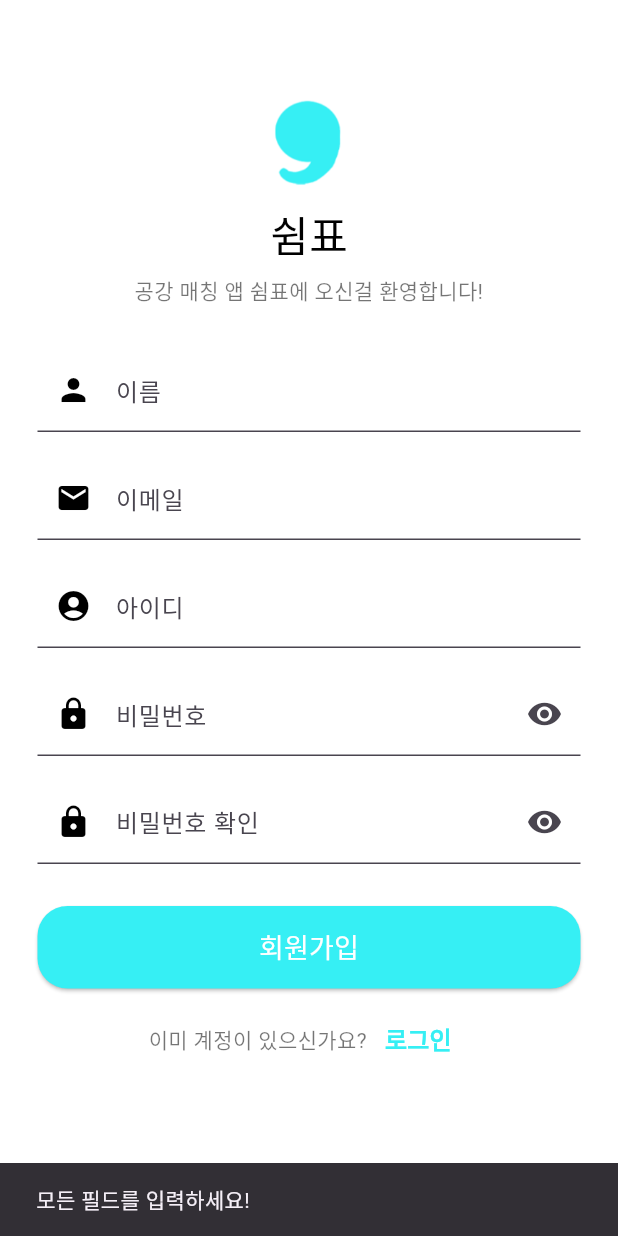
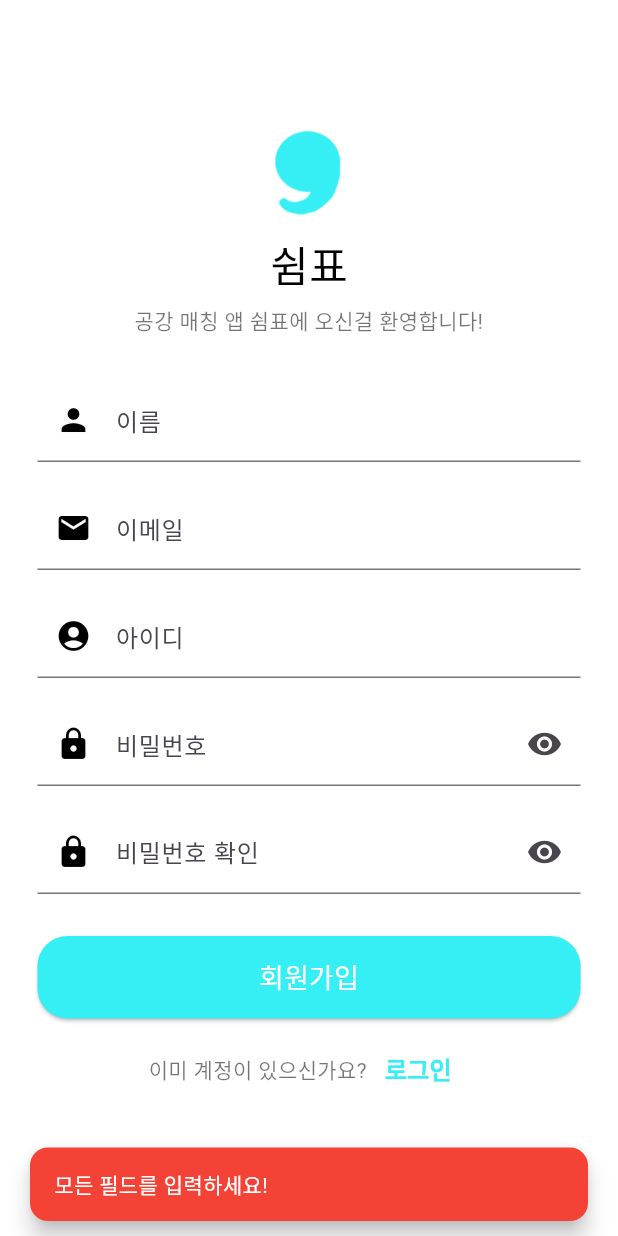
Before and after one commit to cbnu-ctrl-z/rest, a Flutter app: the screen it shows after launch, after a tap on "회원가입", on a phone screen of 412 x 824 dp. Run offline on Flutter 3.47's test engine with Material 3 defaults, Android fonts, the phone set to English and light mode, and no system bars; our stand-ins replace flutter_keyboard_visibility, shared_preferences, socket_io_client; network calls fail.

Commit message:
로모띠

```diff
--- a/frontend/lib/pages/chat_button.dart
+++ b/frontend/lib/pages/chat_button.dart
@@ -22,7 +22,7 @@ class _ChatbuttonState extends State<Chatbutton> {
   }
 
   Future<void> fetchChatRooms() async {
-    final uri = Uri.parse('http://192.168.219.100:5000/chat/rooms?userId=${widget.id}');
+    final uri = Uri.parse('http://172.30.64.60:5000/chat/rooms?userId=${widget.id}');
 
     try {
       final response = await http.get(uri);
--- a/frontend/lib/pages/chat_page.dart
+++ b/frontend/lib/pages/chat_page.dart
@@ -37,7 +37,7 @@ class _ChatPageState extends State<ChatPage> {
 
   void _initSocket() {
     _socket = IO.io(
-      'http://192.168.219.100:5000',
+      'http://172.30.64.60:5000',
       IO.OptionBuilder()
           .setTransports(['websocket'])
           .disableAutoConnect()
--- a/frontend/lib/pages/freetime_input_page.dart
+++ b/frontend/lib/pages/freetime_input_page.dart
@@ -78,7 +78,7 @@ class _FreeTimeInputPageState extends State<FreeTimeInputPage> {
     final args = ModalRoute.of(context)?.settings.arguments as Map<String, dynamic>? ?? {};
     final id = args['id'] as String? ?? 'user@example.com'; // Map에서 'id' 값을 추출
 
-    const url = 'http://192.168.219.100:5000/add_freetime';
+    const url = 'http://172.30.64.60:5000/add_freetime';
     try {
       final response = await http.post(
         Uri.parse(url),
--- a/frontend/lib/pages/matching_page.dart
+++ b/frontend/lib/pages/matching_page.dart
@@ -19,7 +19,7 @@ class _MatchingPageState extends State<MatchingPage> {
   }
 
   Future<void> _fetchMatches(String id) async {
-    const url = 'http://192.168.219.100:5000/match_freetime';
+    const url = 'http://172.30.64.60:5000/match_freetime';
     try {
       final response = await http.post(
         Uri.parse(url),
--- a/frontend/lib/pages/signup_page.dart
+++ b/frontend/lib/pages/signup_page.dart
@@ -1,5 +1,5 @@
-import 'package:flutter/cupertino.dart';
 import 'package:flutter/material.dart';
+import 'package:flutter_keyboard_visibility/flutter_keyboard_visibility.dart';
 import 'package:http/http.dart' as http;
 import 'dart:convert';
 
@@ -9,43 +9,77 @@ class SignUpPage extends StatefulWidget {
 }
 
 class _SignUpPageState extends State<SignUpPage> {
-  final TextEditingController _nameController = TextEditingController();
-  final TextEditingController _emailController = TextEditingController();
-  final TextEditingController _idController = TextEditingController();
-  final TextEditingController _passwordController = TextEditingController();
-  final TextEditingController _confirmPasswordController = TextEditingController();
+  final _nameController = TextEditingController();
+  final _emailController = TextEditingController();
+  final _idController = TextEditingController();
+  final _passwordController = TextEditingController();
+  final _confirmPasswordController = TextEditingController();
+
+  final _nameFocus = FocusNode();
+  final _emailFocus = FocusNode();
+  final _idFocus = FocusNode();
+  final _passwordFocus = FocusNode();
+  final _confirmPasswordFocus = FocusNode();
+
   bool _obscurePassword = true;
   bool _obscureConfirmPassword = true;
 
+  @override
+  void dispose() {
+    _nameController.dispose();
+    _emailController.dispose();
+    _idController.dispose();
+    _passwordController.dispose();
+    _confirmPasswordController.dispose();
+    _nameFocus.dispose();
+    _emailFocus.dispose();
+    _idFocus.dispose();
+    _passwordFocus.dispose();
+    _confirmPasswordFocus.dispose();
+    super.dispose();
+  }
+
+  void showCustomSnackBar(String message, Color color) {
+    final snackBar = SnackBar(
+      content: Text(message, style: TextStyle(color: Colors.white)),
+      backgroundColor: color,
+      behavior: SnackBarBehavior.floating,
+      shape: RoundedRectangleBorder(borderRadius: BorderRadius.circular(12)),
+      margin: EdgeInsets.symmetric(horizontal: 20, vertical: 10),
+      duration: Duration(seconds: 2),
+    );
+    ScaffoldMessenger.of(context).showSnackBar(snackBar);
+  }
+
   Future<void> _signUp() async {
-    String name = _nameController.text.trim();
-    String email = _emailController.text.trim();
-    String id = _idController.text.trim();
-    String password = _passwordController.text.trim();
-    String confirmPassword = _confirmPasswordController.text.trim();
+    _nameFocus.unfocus();
+    _emailFocus.unfocus();
+    _idFocus.unfocus();
+    _passwordFocus.unfocus();
+    _confirmPasswordFocus.unfocus();
+
+    final name = _nameController.text.trim();
+    final email = _emailController.text.trim();
+    final id = _idController.text.trim();
+    final password = _passwordController.text.trim();
+    final confirmPassword = _confirmPasswordController.text.trim();
 
     if (name.isEmpty || email.isEmpty || id.isEmpty || password.isEmpty || confirmPassword.isEmpty) {
-      ScaffoldMessenger.of(context).showSnackBar(
-        SnackBar(content: Text('모든 필드를 입력하세요!')),
-      );
+      showCustomSnackBar('모든 필드를 입력하세요!', Colors.red);
       return;
     }
 
-    if (!RegExp(r'^[a-zA-Z0-9._%+-]+@[a-zA-Z0-9.-]+\.[a-zA-Z]{2,}$').hasMatch(email)) {
-      ScaffoldMessenger.of(context).showSnackBar(
-        SnackBar(content: Text('유효한 이메일을 입력하세요!')),
-      );
+    if (!RegExp(r'^[\w-\.]+@([\w-]+\.)+[\w-]{2,4}$').hasMatch(email)) {
+      showCustomSnackBar('유효한 이메일을 입력하세요!', Colors.red);
       return;
     }
 
     if (password != confirmPassword) {
-      ScaffoldMessenger.of(context).showSnackBar(
-        SnackBar(content: Text('비밀번호가 일치하지 않습니다!')),
-      );
+      showCustomSnackBar('비밀번호가 일치하지 않습니다!', Colors.red);
       return;
     }
 
-    const url = 'http://192.168.219.100:5000/signup';
+    const url = 'http://172.30.64.60:5000/signup'; // 또는 필요한 주소로 변경
     try {
       final response = await http.post(
         Uri.parse(url),
@@ -59,49 +93,91 @@ class _SignUpPageState extends State<SignUpPage> {
       );
 
       if (response.statusCode == 201) {
-        ScaffoldMessenger.of(context).showSnackBar(
-          SnackBar(content: Text('회원가입 성공! 로그인 페이지로 이동합니다.')),
-        );
+        showCustomSnackBar('회원가입 성공! 로그인 페이지로 이동합니다.', Colors.blue);
         Navigator.pushNamed(context, '/login');
       } else {
-        ScaffoldMessenger.of(context).showSnackBar(
-          SnackBar(content: Text('회원가입 실패: ${response.body}')),
+        showCustomSnackBar('회원가입 실패: ${response.body}', Colors.red);
+      }
+    } catch (e) {
+      showCustomSnackBar('에러 발생: $e', Colors.red);
+    }
+  }
+
+  Widget _buildTextField({
+    required TextEditingController controller,
+    required FocusNode focusNode,
+    required IconData icon,
+    required String label,
+  }) {
+    return Padding(
+      padding: const EdgeInsets.symmetric(vertical: 8.0),
+      child: TextField(
+        controller: controller,
+        focusNode: focusNode,
+        decoration: InputDecoration(
+          prefixIcon: Icon(icon, color: Colors.black),
+          labelText: label,
+          border: UnderlineInputBorder(),
+        ),
+      ),
     );
   }
-    } catch (e) {
-      ScaffoldMessenger.of(context).showSnackBar(
-        SnackBar(content: Text('에러 발생: $e')),
+
+  Widget _buildPasswordField({
+    required TextEditingController controller,
+    required FocusNode focusNode,
+    required String label,
+    required bool isConfirm,
+  }) {
+    return Padding(
+      padding: const EdgeInsets.symmetric(vertical: 8.0),
+      child: TextField(
+        controller: controller,
+        focusNode: focusNode,
+        obscureText: isConfirm ? _obscureConfirmPassword : _obscurePassword,
+        decoration: InputDecoration(
+          prefixIcon: Icon(Icons.lock, color: Colors.black),
+          labelText: label,
+          border: UnderlineInputBorder(),
+          suffixIcon: IconButton(
+            icon: Icon(
+              isConfirm
+                  ? (_obscureConfirmPassword ? Icons.visibility : Icons.visibility_off)
+                  : (_obscurePassword ? Icons.visibility : Icons.visibility_off),
+            ),
+            onPressed: () {
+              setState(() {
+                if (isConfirm) {
+                  _obscureConfirmPassword = !_obscureConfirmPassword;
+                } else {
+                  _obscurePassword = !_obscurePassword;
+                }
+              });
+            },
+          ),
+        ),
+      ),
     );
-    }
   }
 
   @override
   Widget build(BuildContext context) {
     return Scaffold(
-      resizeToAvoidBottomInset: false,
+      resizeToAvoidBottomInset: true,
       backgroundColor: Colors.white,
-      appBar: AppBar(
-        backgroundColor: Colors.white,
-        elevation: 0,
-      ),
-      body: Stack(
+      appBar: AppBar(backgroundColor: Colors.white, elevation: 0),
+      body: KeyboardVisibilityBuilder(
+        builder: (context, isKeyboardVisible) {
+          return Column(
             children: [
-          SingleChildScrollView(
-            child: SafeArea(
-              child: Padding(
+              Expanded(
+                child: SingleChildScrollView(
                   padding: const EdgeInsets.symmetric(horizontal: 25),
                   child: Column(
-                  mainAxisAlignment: MainAxisAlignment.center,
                     children: [
-                    Image.asset(
-                      'assets/simpo_b.jpg',
-                      width: 80,
-                      height: 80,
-                    ),
-                    Text(
-                      '쉼표',
-                      style: TextStyle(fontSize: 28, color: Colors.black),
-                    ),
+                      SizedBox(height: 20),
+                      Image.asset('assets/simpo_b.jpg', width: 80, height: 80),
+                      Text('쉼표', style: TextStyle(fontSize: 28, color: Colors.black)),
                       SizedBox(height: 7),
                       Text(
                         '공강 매칭 앱 쉼표에 오신걸 환영합니다!',
@@ -109,25 +185,20 @@ class _SignUpPageState extends State<SignUpPage> {
                         textAlign: TextAlign.center,
                       ),
                       SizedBox(height: 20),
-                    _buildTextField(_nameController, Icons.person, '이름'),
-                    _buildTextField(_emailController, Icons.email, '이메일'),
-                    _buildTextField(_idController, Icons.account_circle, '아이디'),
-                    _buildPasswordField(_passwordController, '비밀번호', true),
-                    _buildPasswordField(_confirmPasswordController, '비밀번호 확인', false),
+                      _buildTextField(controller: _nameController, focusNode: _nameFocus, icon: Icons.person, label: '이름'),
+                      _buildTextField(controller: _emailController, focusNode: _emailFocus, icon: Icons.email, label: '이메일'),
+                      _buildTextField(controller: _idController, focusNode: _idFocus, icon: Icons.account_circle, label: '아이디'),
+                      _buildPasswordField(controller: _passwordController, focusNode: _passwordFocus, label: '비밀번호', isConfirm: false),
+                      _buildPasswordField(controller: _confirmPasswordController, focusNode: _confirmPasswordFocus, label: '비밀번호 확인', isConfirm: true),
                       SizedBox(height: 20),
                       ElevatedButton(
                         onPressed: _signUp,
                         style: ElevatedButton.styleFrom(
                           minimumSize: Size.fromHeight(55),
                           backgroundColor: Color(0xff36eff4),
-                        shape: RoundedRectangleBorder(
-                          borderRadius: BorderRadius.circular(20),
+                          shape: RoundedRectangleBorder(borderRadius: BorderRadius.circular(20)),
                         ),
-                      ),
-                      child: Text(
-                        '회원가입',
-                        style: TextStyle(fontSize: 18, color: Colors.white),
-                      ),
+                        child: Text('회원가입', style: TextStyle(fontSize: 18, color: Colors.white)),
                       ),
                       SizedBox(height: 10),
                       Row(
@@ -136,10 +207,7 @@ class _SignUpPageState extends State<SignUpPage> {
                           Text('이미 계정이 있으신가요?', style: TextStyle(color: Colors.black54)),
                           TextButton(
                             onPressed: () => Navigator.pushNamed(context, '/login'),
-                          child: Text(
-                            '로그인',
-                            style: TextStyle(color: Color(0xff36eff4), fontSize: 16, fontWeight: FontWeight.w600),
-                          ),
+                            child: Text('로그인', style: TextStyle(color: Color(0xff36eff4), fontSize: 16, fontWeight: FontWeight.w600)),
                           ),
                         ],
                       ),
@@ -147,57 +215,14 @@ class _SignUpPageState extends State<SignUpPage> {
                   ),
                 ),
               ),
-          ),
-          Align(
-            alignment: Alignment.bottomCenter,
-            child: Padding(
+              if (!isKeyboardVisible)
+                Padding(
                   padding: const EdgeInsets.only(bottom: 20),
                   child: Text('© 2025 쉼표', style: TextStyle(color: Colors.black54, fontSize: 12)),
                 ),
-          ),
             ],
-      ),
           );
-  }
-
-  Widget _buildTextField(TextEditingController controller, IconData icon, String hint) {
-    return Padding(
-      padding: const EdgeInsets.symmetric(vertical: 8.0),
-      child: TextField(
-        controller: controller,
-        decoration: InputDecoration(
-          prefixIcon: Icon(icon, color: Colors.black),
-          labelText: hint,
-          filled: true,
-          fillColor: Colors.transparent,
-          border: UnderlineInputBorder(),
-        ),
-      ),
-    );
-  }
-
-  Widget _buildPasswordField(TextEditingController controller, String hint, bool isPassword) {
-    return Padding(
-      padding: const EdgeInsets.symmetric(vertical: 8.0),
-      child: TextField(
-        controller: controller,
-        obscureText: isPassword ? _obscurePassword : _obscureConfirmPassword,
-        decoration: InputDecoration(
-          prefixIcon: Icon(Icons.lock, color: Colors.black),
-          labelText: hint,
-          filled: true,
-          fillColor: Colors.transparent,
-          border: UnderlineInputBorder(),
-          suffixIcon: IconButton(
-            icon: Icon(isPassword ? (_obscurePassword ? Icons.visibility : Icons.visibility_off) : (_obscureConfirmPassword ? Icons.visibility : Icons.visibility_off)),
-            onPressed: () {
-              setState(() {
-                if (isPassword) _obscurePassword = !_obscurePassword;
-                else _obscureConfirmPassword = !_obscureConfirmPassword;
-              });
         },
-          ),
-        ),
       ),
     );
   }
--- a/frontend/pubspec.yaml
+++ b/frontend/pubspec.yaml
@@ -38,6 +38,7 @@ dependencies:
   shared_preferences: ^2.0.0
   socket_io_client: ^2.0.0
   intl: ^0.18.1
+  flutter_keyboard_visibility: ^6.0.0
 
 dev_dependencies:
   flutter_test:
```
Also changed, not shown: frontend/lib/pages/login_page.dart (+34 -23 lines), frontend/pubspec.lock. Lines whose indentation alone changed are shown as unchanged.
